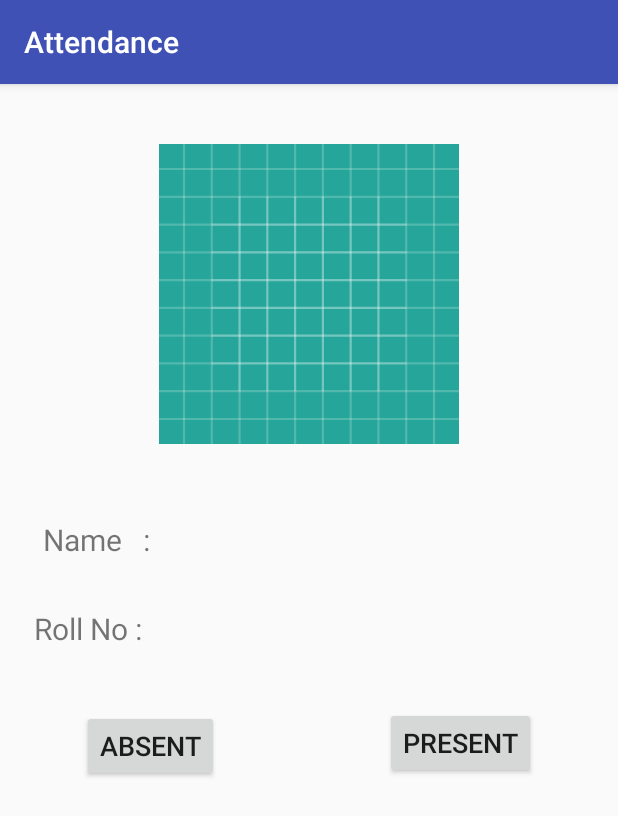
After one commit to AlbinoB/Attendance, an Android app: the TakeAttendanceActivity screen opened directly, with no data from a screen before it, on a phone screen of 412 x 824 dp. The commit adds this screen. Shown: the top 816 px of the screen. Run offline under Robolectric (Android 15) with nearby library versions, the phone set to English and light mode, and no system bars.

Commit message:
take attendance activity done

```diff
--- a/app/src/main/AndroidManifest.xml
+++ b/app/src/main/AndroidManifest.xml
@@ -16,7 +16,8 @@
                 <category android:name="android.intent.category.LAUNCHER" />
             </intent-filter>
         </activity>
-        <activity android:name=".teacherHomeActivity"></activity>
+        <activity android:name=".TeacherHomeActivity" />
+        <activity android:name=".TakeAttendanceActivity"></activity>
     </application>
 
 </manifest>
--- /dev/null
+++ b/app/src/main/java/com/example/bino/attendance/TakeAttendanceActivity.java
@@ -0,0 +1,13 @@
+package com.example.bino.attendance;
+
+import android.support.v7.app.AppCompatActivity;
+import android.os.Bundle;
+
+public class TakeAttendanceActivity extends AppCompatActivity {
+
+    @Override
+    protected void onCreate(Bundle savedInstanceState) {
+        super.onCreate(savedInstanceState);
+        setContentView(R.layout.activity_take_attendance);
+    }
+}
--- a/app/src/main/java/com/example/bino/attendance/TeacherHomeActivity.java
+++ b/app/src/main/java/com/example/bino/attendance/TeacherHomeActivity.java
@@ -1,7 +1,9 @@
 package com.example.bino.attendance;
 
+import android.content.Intent;
 import android.support.v7.app.AppCompatActivity;
 import android.os.Bundle;
+import android.view.View;
 import android.widget.ArrayAdapter;
 import android.widget.Spinner;
 
@@ -39,4 +41,10 @@ public class TeacherHomeActivity extends AppCompatActivity {
         subjectAdapter.setDropDownViewResource(android.R.layout.simple_spinner_dropdown_item);
         subjectSpiner.setAdapter(subjectAdapter);
     }
+
+    public void takeAttendance(View view){
+
+        Intent takeAttendanceActivity = new Intent(getApplicationContext(), com.example.bino.attendance.TakeAttendanceActivity.class);
+        startActivity(takeAttendanceActivity);
+    }
 }
--- /dev/null
+++ b/app/src/main/res/layout/activity_take_attendance.xml
@@ -0,0 +1,95 @@
+<?xml version="1.0" encoding="utf-8"?>
+<android.support.constraint.ConstraintLayout xmlns:android="http://schemas.android.com/apk/res/android"
+    xmlns:app="http://schemas.android.com/apk/res-auto"
+    xmlns:tools="http://schemas.android.com/tools"
+    android:layout_width="match_parent"
+    android:layout_height="match_parent"
+    tools:context="com.example.bino.attendance.TakeAttendanceActivity">
+
+    <ImageView
+        android:id="@+id/StudentImageView"
+        android:layout_width="200dp"
+        android:layout_height="200dp"
+        android:layout_marginEnd="92dp"
+        android:layout_marginStart="92dp"
+        android:layout_marginTop="40dp"
+        app:layout_constraintEnd_toEndOf="parent"
+        app:layout_constraintStart_toStartOf="parent"
+        app:layout_constraintTop_toTopOf="parent"
+        app:srcCompat="@drawable/ic_launcher_background" />
+
+    <TextView
+        android:id="@+id/StudentNameTextView"
+        android:layout_width="wrap_content"
+        android:layout_height="wrap_content"
+        android:layout_marginEnd="38dp"
+        android:layout_marginStart="50dp"
+        android:layout_marginTop="50dp"
+        android:text="Name   :"
+        android:textSize="20sp"
+        app:layout_constraintEnd_toStartOf="@+id/StudentShowNameTextView"
+        app:layout_constraintStart_toStartOf="parent"
+        app:layout_constraintTop_toBottomOf="@+id/StudentImageView" />
+
+    <TextView
+        android:id="@+id/StudentShowNameTextView"
+        android:layout_width="200dp"
+        android:layout_height="27dp"
+        android:layout_marginEnd="60dp"
+        android:layout_marginStart="35dp"
+        android:layout_marginTop="50dp"
+        android:textSize="20sp"
+        app:layout_constraintEnd_toEndOf="parent"
+        app:layout_constraintStart_toEndOf="@+id/StudentNameTextView"
+        app:layout_constraintTop_toBottomOf="@+id/StudentImageView" />
+
+    <TextView
+        android:id="@+id/StudentRollNoTextView"
+        android:layout_width="wrap_content"
+        android:layout_height="26dp"
+        android:layout_marginEnd="40dp"
+        android:layout_marginStart="55dp"
+        android:layout_marginTop="32dp"
+        android:text="Roll No :"
+        android:textSize="20sp"
+        app:layout_constraintEnd_toStartOf="@+id/StudentShowRollNoTextView"
+        app:layout_constraintStart_toStartOf="parent"
+        app:layout_constraintTop_toBottomOf="@+id/StudentNameTextView" />
+
+    <TextView
+        android:id="@+id/StudentShowRollNoTextView"
+        android:layout_width="200dp"
+        android:layout_height="24dp"
+        android:layout_marginEnd="70dp"
+        android:layout_marginStart="40dp"
+        android:layout_marginTop="32dp"
+        app:layout_constraintEnd_toEndOf="parent"
+        app:layout_constraintStart_toEndOf="@+id/StudentRollNoTextView"
+        app:layout_constraintTop_toBottomOf="@+id/StudentShowNameTextView" />
+
+    <Button
+        android:id="@+id/AbsentButton"
+        android:layout_width="wrap_content"
+        android:layout_height="wrap_content"
+        android:layout_marginEnd="55dp"
+        android:layout_marginStart="55dp"
+        android:layout_marginTop="42dp"
+        android:text="Absent"
+        android:textSize="18sp"
+        app:layout_constraintEnd_toStartOf="@+id/PresentButton"
+        app:layout_constraintStart_toStartOf="parent"
+        app:layout_constraintTop_toBottomOf="@+id/StudentRollNoTextView" />
+
+    <Button
+        android:id="@+id/PresentButton"
+        android:layout_width="wrap_content"
+        android:layout_height="wrap_content"
+        android:layout_marginEnd="55dp"
+        android:layout_marginStart="55dp"
+        android:layout_marginTop="42dp"
+        android:text="Present"
+        android:textSize="18sp"
+        app:layout_constraintEnd_toEndOf="parent"
+        app:layout_constraintStart_toEndOf="@+id/AbsentButton"
+        app:layout_constraintTop_toBottomOf="@+id/StudentShowRollNoTextView" />
+</android.support.constraint.ConstraintLayout>
--- a/app/src/main/res/layout/activity_teacher_home.xml
+++ b/app/src/main/res/layout/activity_teacher_home.xml
@@ -76,13 +76,14 @@
         app:layout_constraintTop_toBottomOf="@+id/subjectSpinner" />
 
     <Button
-        android:id="@+id/button"
+        android:id="@+id/teacherHomeSubmitButton"
         android:layout_width="wrap_content"
         android:layout_height="wrap_content"
         android:layout_marginEnd="148dp"
         android:layout_marginStart="148dp"
         android:layout_marginTop="80dp"
-        android:text="Button"
+        android:onClick="takeAttendance"
+        android:text="Submit"
         app:layout_constraintBottom_toBottomOf="parent"
         app:layout_constraintEnd_toEndOf="parent"
         app:layout_constraintHorizontal_bias="0.5"
```
